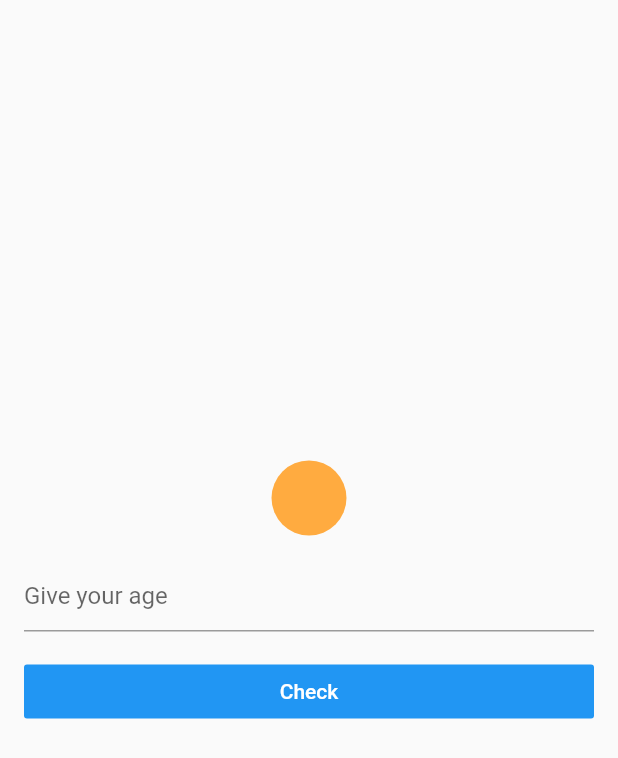
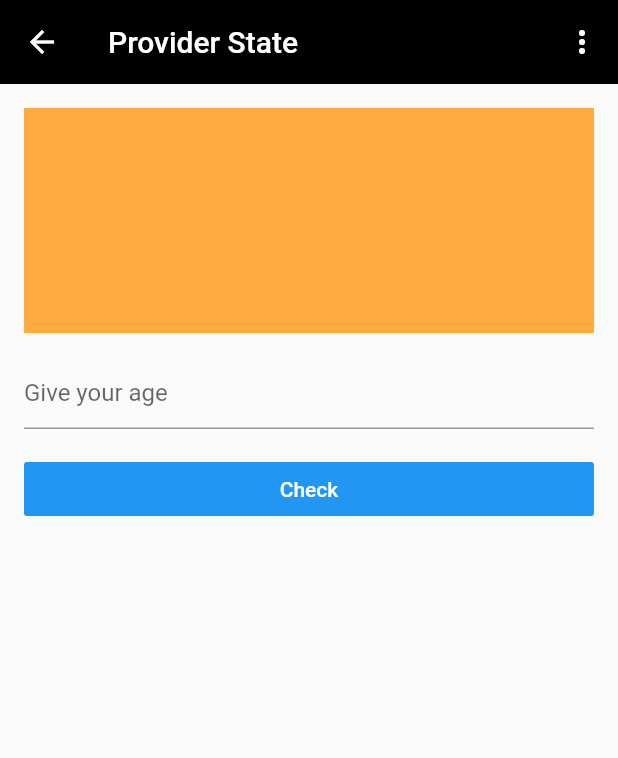
Before and after one commit to MohitKau1010/Flutter_Provider_Redux_Sample, a Flutter app: the EligiblityScreen screen opened by its route, on a phone screen of 412 x 824 dp. Shown: the top 758 px of the screen. Run offline on Flutter 3.47's test engine with Material 2 defaults, Android fonts, the phone set to English and light mode, and no system bars; our stand-ins replace flutter_redux, redux, redux_thunk, shared_preferences; accounts and stored records are empty; network calls fail.

```diff
--- a/lib/screens/home/home_screen.dart
+++ b/lib/screens/home/home_screen.dart
@@ -179,6 +179,7 @@ class DetailPage extends StatelessWidget {
     return Scaffold(
         appBar: AppBar(
           title: Text(user.first_name),
+          backgroundColor: Colors.black,
         )
     );
   }
--- a/lib/screens/state_mang/provider_state_managment/ExampleProviderState.dart
+++ b/lib/screens/state_mang/provider_state_managment/ExampleProviderState.dart
@@ -12,25 +12,38 @@ class EligiblityScreen extends StatelessWidget {
         create: (context) => EligiblityScreenProvider(),
         child: Builder(builder: (context) {
           return Scaffold(
+            appBar: AppBar(
+              elevation: 0,
+              backgroundColor: Colors.black,
+              title: Text("Provider State"),
+              actions: <Widget>[
+                SizedBox(
+                  width: 5.0,
+                ),
+                IconButton(
+                  onPressed: () {},
+                  icon: Icon(Icons.more_vert),
+                ),
+              ],
+            ),
             body: Container(
               padding: EdgeInsets.all(16),
               child: Form(child: Consumer<EligiblityScreenProvider>(
                 builder: (context, provider, child) {
                   return Column(
-                    mainAxisAlignment: MainAxisAlignment.center,
+                    mainAxisAlignment: MainAxisAlignment.start,
                     children: <Widget>[
                       Container(
                         decoration: BoxDecoration(
-                            shape: BoxShape.circle,
-
+                            shape: BoxShape.rectangle,
                             //if isEligible is null then set orange color else if it is true then set green else red
                             color: (provider.isEligible == null)
                                 ? Colors.orangeAccent
                                 : provider.isEligible
                                     ? Colors.green
                                     : Colors.redAccent),
-                        height: 50,
-                        width: 50,
+                        height: 150,
+                        width: 380,
                       ),
                       SizedBox(
                         height: 16,
--- /dev/null
+++ b/lib/screens/state_mang/redux/state/app_state.dart
@@ -0,0 +1,14 @@
+import 'package:flutter/material.dart';
+class AppState {
+  double sliderFontSize;
+  bool bold;
+  bool italic;
+  AppState(
+      {@required this.sliderFontSize, this.bold = false, this.italic = false});
+  AppState.fromAppState(AppState another) {
+    sliderFontSize = another.sliderFontSize;
+    bold = another.bold;
+    italic = another.italic;
+  }
+  double get viewFontSize => sliderFontSize * 30;
+}
--- /dev/null
+++ b/lib/screens/state_mang/redux_thunk/artical/state_model.dart
@@ -0,0 +1,33 @@
+import 'package:meta/meta.dart';
+import 'package:welcomeflutter/screens/state_mang/redux_thunk/model/artical.dart';
+
+@immutable
+class ArticalsState {
+  final bool isError;
+  final bool isLoading;
+  final List<Artical> artical;
+
+  ArticalsState({
+    this.isError,
+    this.isLoading,
+    this.artical,
+  });
+
+  factory ArticalsState.initial() => ArticalsState(
+    isLoading: false,
+    isError: false,
+    artical: const [],
+  );
+
+  ArticalsState copyWith({
+    @required bool isError,
+    @required bool isLoading,
+    @required List<Artical> posts,
+  }) {
+    return ArticalsState(
+      isError: isError ?? this.isError,
+      isLoading: isLoading ?? this.isLoading,
+      artical: posts ?? this.artical,
+    );
+  }
+}
--- /dev/null
+++ b/lib/screens/state_mang/redux_thunk/model/artical.dart
@@ -0,0 +1,18 @@
+class Artical {
+  int id;
+  int userId;
+  String title;
+  String body;
+
+  Artical.fromJson(Map<String, dynamic> json) {
+    if (json == null) return;
+    id = json['id'];
+    userId = json['userId'];
+    title = json['title'];
+    body = json['body'];
+  }
+
+  static List<Artical> listFromJson(List<dynamic> json) {
+    return json == null ? List<Artical>() : json.map((value) => Artical.fromJson(value)).toList();
+  }
+}
--- /dev/null
+++ b/lib/screens/state_mang/redux_thunk/store.dart
@@ -0,0 +1,56 @@
+import 'package:meta/meta.dart';
+import 'package:redux/redux.dart';
+import 'package:redux_thunk/redux_thunk.dart';
+import 'package:welcomeflutter/screens/state_mang/redux_thunk/artical/actions.dart';
+import 'package:welcomeflutter/screens/state_mang/redux_thunk/artical/reducers.dart';
+import 'package:welcomeflutter/screens/state_mang/redux_thunk/artical/state_model.dart';
+
+///reducer
+AppState appReducer(AppState state, dynamic action) {
+  if (action is SetPostsStateAction) {
+    final nextPostsState = articalsReducer(state.postsState, action);
+
+    return state.copyWith(postsState: nextPostsState);
+  }
+  return state;
+}
+
+
+///AppState
+@immutable
+class AppState {
+  final ArticalsState postsState;
+
+  AppState({
+    @required this.postsState,
+  });
+
+  AppState copyWith({
+    ArticalsState postsState,
+  }) {
+    return AppState(
+      postsState: postsState ?? this.postsState,
+    );
+  }
+}
+
+/// for get store & init_Redux
+class Redux {
+  static Store<AppState> _store;
+  static Store<AppState> get store {
+    if (_store == null) {
+      throw Exception("store is not initialized");
+    } else {
+      return _store;
+    }
+  }
+
+  static Future<void> init() async {
+    final postsStateInitial = ArticalsState.initial();
+    _store = Store<AppState>(
+      appReducer,
+      middleware: [thunkMiddleware],
+      initialState: AppState(postsState: postsStateInitial),
+    );
+  }
+}
--- a/lib/utils/constants.dart
+++ b/lib/utils/constants.dart
@@ -7,5 +7,7 @@ class Constants {
   static const String user_password = 'password';
   static const String is_logged_in = 'isloggedin';
 
+  static var largeText="ksjdgfjhdgfljsdvs jds fjhsadjkfhkjdsahflkjasdhfas f  sfius fjhsd jf skjhaskjch s chjs ljshlf d f df sfkjhsdkj fajksdd fhkjds hfkjdshfkjsdahlfjhsdkjf s f asfj shdjfhsdjkhfkjsdhfjksadhfkjsdhlfkhdsk fhkajs ";
+
 
 }
--- a/pubspec.yaml
+++ b/pubspec.yaml
@@ -36,6 +36,9 @@ dependencies:
   http: ^0.12.0
   #provider
   provider: ^4.0.4
+  #redux
+  flutter_redux: ^0.6.0
+  redux_thunk: ^0.3.0
 
 dev_dependencies:
   flutter_test:
```
Also changed, not shown: lib/main.dart (+15 -8 lines), lib/screens/state_mang/redux/UI/redux.dart (added, +196 -0 lines), lib/screens/state_mang/redux/state/actions.dart (added, +13 -0 lines), lib/screens/state_mang/redux/state/reducer.dart (added, +13 -0 lines), lib/screens/state_mang/redux_thunk/UI/redux_thunk.dart (added, +102 -0 lines), lib/screens/state_mang/redux_thunk/artical/actions.dart (added, +35 -0 lines), lib/screens/state_mang/redux_thunk/artical/reducers.dart (added, +11 -0 lines), lib/utils/navigators.dart (+14 -0 lines), lib/widgets/common_drawer.dart (+15 -2 lines), lib/widgets/label_icon.dart (deleted, +0 -32 lines), lib/widgets/profile_title.dart (deleted, +0 -30 lines), pubspec.lock.
